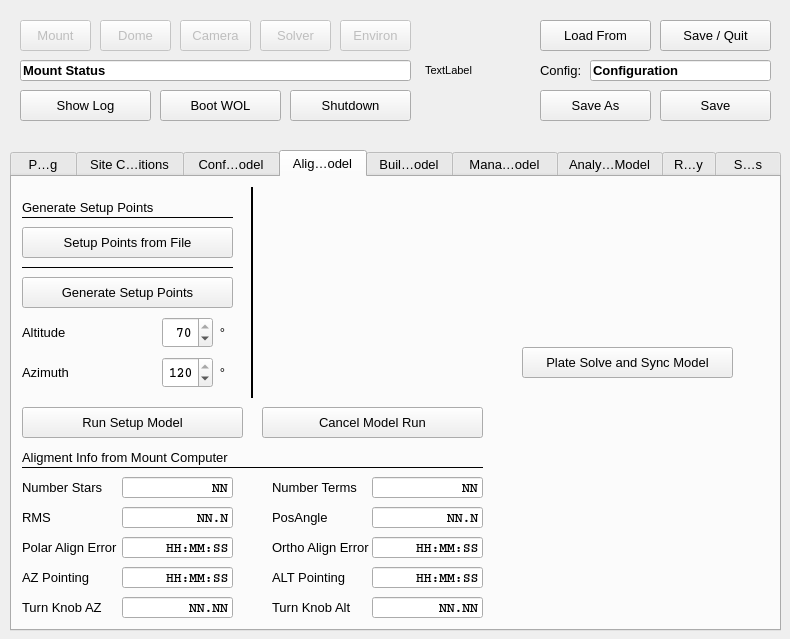
Before: the Qt Designer form mountwizzard/gui/wizzard_main_ui.ui in sayitfast/MountWizzard3, drawn with Qt 5.
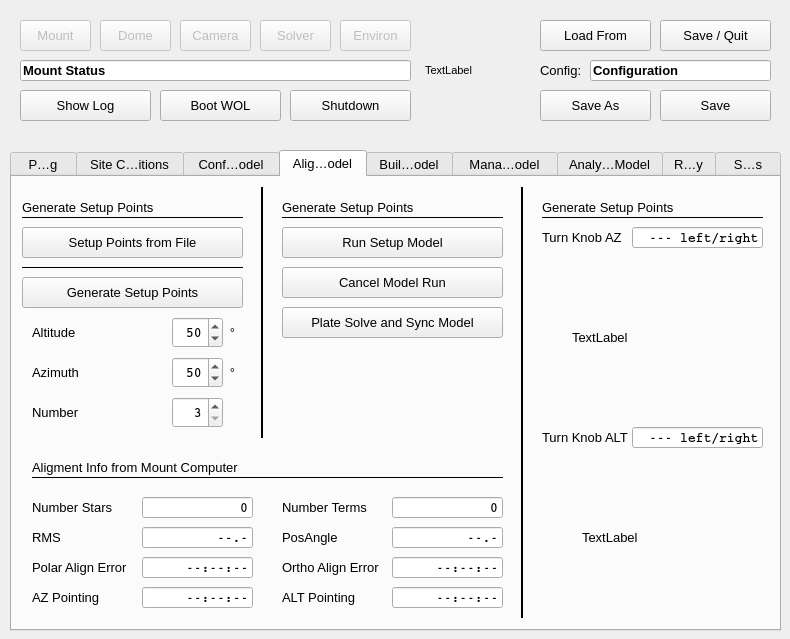
After: the same form once the commit is applied. The open tabs and pages were chosen to show the change. Custom widgets are drawn as their Qt base class.

Commit message: updated save the actual tab index

The edit to the form file:
```diff
--- a/mountwizzard/gui/wizzard_main_ui.ui
+++ b/mountwizzard/gui/wizzard_main_ui.ui
@@ -5014,7 +5014,7 @@
     <widget class="QLabel" name="label_109">
      <property name="geometry">
       <rect>
-       <x>200</x>
+       <x>210</x>
        <y>140</y>
        <width>21</width>
        <height>31</height>
@@ -5056,7 +5056,7 @@
     <widget class="QLabel" name="label_171">
      <property name="geometry">
       <rect>
-       <x>10</x>
+       <x>20</x>
        <y>180</y>
        <width>51</width>
        <height>31</height>
@@ -5074,7 +5074,7 @@
     <widget class="QLabel" name="label_170">
      <property name="geometry">
       <rect>
-       <x>10</x>
+       <x>20</x>
        <y>140</y>
        <width>51</width>
        <height>31</height>
@@ -5094,7 +5094,7 @@
       <rect>
        <x>10</x>
        <y>90</y>
-       <width>211</width>
+       <width>221</width>
        <height>1</height>
       </rect>
      </property>
@@ -5108,7 +5108,7 @@
     <widget class="QDoubleSpinBox" name="azimuthBase">
      <property name="geometry">
       <rect>
-       <x>150</x>
+       <x>160</x>
        <y>180</y>
        <width>51</width>
        <height>31</height>
@@ -5134,14 +5134,14 @@
       <double>1.000000000000000</double>
      </property>
      <property name="value">
-      <double>120.000000000000000</double>
+      <double>50.000000000000000</double>
      </property>
     </widget>
     <widget class="QPushButton" name="btn_runBaseModel">
      <property name="geometry">
       <rect>
-       <x>10</x>
-       <y>230</y>
+       <x>270</x>
+       <y>50</y>
        <width>221</width>
        <height>31</height>
       </rect>
@@ -5158,7 +5158,7 @@
       <rect>
        <x>10</x>
        <y>40</y>
-       <width>211</width>
+       <width>221</width>
        <height>1</height>
       </rect>
      </property>
@@ -5172,7 +5172,7 @@
     <widget class="QLabel" name="label_110">
      <property name="geometry">
       <rect>
-       <x>200</x>
+       <x>210</x>
        <y>180</y>
        <width>21</width>
        <height>31</height>
@@ -5198,7 +5198,7 @@
       <rect>
        <x>10</x>
        <y>100</y>
-       <width>211</width>
+       <width>221</width>
        <height>31</height>
       </rect>
      </property>
@@ -5212,7 +5212,7 @@
     <widget class="QDoubleSpinBox" name="altitudeBase">
      <property name="geometry">
       <rect>
-       <x>150</x>
+       <x>160</x>
        <y>140</y>
        <width>51</width>
        <height>31</height>
@@ -5242,7 +5242,7 @@
       <double>1.000000000000000</double>
      </property>
      <property name="value">
-      <double>70.000000000000000</double>
+      <double>50.000000000000000</double>
      </property>
     </widget>
     <widget class="QPushButton" name="btn_loadBasePoints">
@@ -5250,7 +5250,7 @@
       <rect>
        <x>10</x>
        <y>50</y>
-       <width>211</width>
+       <width>221</width>
        <height>31</height>
       </rect>
      </property>
@@ -5264,8 +5264,8 @@
     <widget class="QPushButton" name="btn_cancelModel1">
      <property name="geometry">
       <rect>
-       <x>250</x>
-       <y>230</y>
+       <x>270</x>
+       <y>90</y>
        <width>221</width>
        <height>31</height>
       </rect>
@@ -5283,8 +5283,8 @@
     <widget class="QLabel" name="label">
      <property name="geometry">
       <rect>
-       <x>10</x>
-       <y>300</y>
+       <x>20</x>
+       <y>320</y>
        <width>101</width>
        <height>21</height>
       </rect>
@@ -5301,8 +5301,8 @@
     <widget class="QLineEdit" name="le_alignErrorAz">
      <property name="geometry">
       <rect>
-       <x>110</x>
-       <y>390</y>
+       <x>130</x>
+       <y>410</y>
        <width>111</width>
        <height>21</height>
       </rect>
@@ -5331,7 +5331,7 @@
       <enum>Qt::RightToLeft</enum>
      </property>
      <property name="text">
-      <string>HH:MM:SS</string>
+      <string>--:--:--</string>
      </property>
      <property name="alignment">
       <set>Qt::AlignRight|Qt::AlignTrailing|Qt::AlignVCenter</set>
@@ -5343,8 +5343,8 @@
     <widget class="QLineEdit" name="le_alignErrorPosAngle">
      <property name="geometry">
       <rect>
-       <x>360</x>
-       <y>330</y>
+       <x>380</x>
+       <y>350</y>
        <width>111</width>
        <height>21</height>
       </rect>
@@ -5373,7 +5373,7 @@
       <enum>Qt::RightToLeft</enum>
      </property>
      <property name="text">
-      <string>NN.N</string>
+      <string>--.-</string>
      </property>
      <property name="alignment">
       <set>Qt::AlignRight|Qt::AlignTrailing|Qt::AlignVCenter</set>
@@ -5385,9 +5385,9 @@
     <widget class="QLineEdit" name="le_alignKnobTurnAz">
      <property name="geometry">
       <rect>
-       <x>110</x>
-       <y>420</y>
-       <width>111</width>
+       <x>620</x>
+       <y>50</y>
+       <width>131</width>
        <height>21</height>
       </rect>
      </property>
@@ -5415,7 +5415,7 @@
       <enum>Qt::RightToLeft</enum>
      </property>
      <property name="text">
-      <string>NN.NN</string>
+      <string>--- left/right</string>
      </property>
      <property name="alignment">
       <set>Qt::AlignRight|Qt::AlignTrailing|Qt::AlignVCenter</set>
@@ -5427,8 +5427,8 @@
     <widget class="QLineEdit" name="le_alignErrorPolar">
      <property name="geometry">
       <rect>
-       <x>110</x>
-       <y>360</y>
+       <x>130</x>
+       <y>380</y>
        <width>111</width>
        <height>21</height>
       </rect>
@@ -5457,7 +5457,7 @@
       <enum>Qt::RightToLeft</enum>
      </property>
      <property name="text">
-      <string>HH:MM:SS</string>
+      <string>--:--:--</string>
      </property>
      <property name="alignment">
       <set>Qt::AlignRight|Qt::AlignTrailing|Qt::AlignVCenter</set>
@@ -5469,8 +5469,8 @@
     <widget class="QLabel" name="label_14">
      <property name="geometry">
       <rect>
-       <x>10</x>
-       <y>330</y>
+       <x>20</x>
+       <y>350</y>
        <width>91</width>
        <height>21</height>
       </rect>
@@ -5487,8 +5487,8 @@
     <widget class="QLabel" name="label_153">
      <property name="geometry">
       <rect>
-       <x>260</x>
-       <y>360</y>
+       <x>270</x>
+       <y>380</y>
        <width>101</width>
        <height>21</height>
       </rect>
@@ -5505,8 +5505,8 @@
     <widget class="QLineEdit" name="le_alignNumberTerms">
      <property name="geometry">
       <rect>
-       <x>360</x>
-       <y>300</y>
+       <x>380</x>
+       <y>320</y>
        <width>111</width>
        <height>21</height>
       </rect>
@@ -5535,7 +5535,7 @@
       <enum>Qt::RightToLeft</enum>
      </property>
      <property name="text">
-      <string>NN</string>
+      <string>0</string>
      </property>
      <property name="alignment">
       <set>Qt::AlignRight|Qt::AlignTrailing|Qt::AlignVCenter</set>
@@ -5547,9 +5547,9 @@
     <widget class="QLineEdit" name="le_alignKnobTurnAlt">
      <property name="geometry">
       <rect>
-       <x>360</x>
-       <y>420</y>
-       <width>111</width>
+       <x>620</x>
+       <y>250</y>
+       <width>131</width>
        <height>21</height>
       </rect>
      </property>
@@ -5577,7 +5577,7 @@
       <enum>Qt::RightToLeft</enum>
      </property>
      <property name="text">
-      <string>NN.NN</string>
+      <string>--- left/right</string>
      </property>
      <property name="alignment">
       <set>Qt::AlignRight|Qt::AlignTrailing|Qt::AlignVCenter</set>
@@ -5589,8 +5589,8 @@
     <widget class="QLabel" name="label_156">
      <property name="geometry">
       <rect>
-       <x>10</x>
-       <y>420</y>
+       <x>530</x>
+       <y>50</y>
        <width>91</width>
        <height>21</height>
       </rect>
@@ -5607,8 +5607,8 @@
     <widget class="QLabel" name="label_158">
      <property name="geometry">
       <rect>
-       <x>10</x>
-       <y>390</y>
+       <x>20</x>
+       <y>410</y>
        <width>91</width>
        <height>21</height>
       </rect>
@@ -5625,8 +5625,8 @@
     <widget class="QLineEdit" name="le_alignNumberStars">
      <property name="geometry">
       <rect>
-       <x>110</x>
-       <y>300</y>
+       <x>130</x>
+       <y>320</y>
        <width>111</width>
        <height>21</height>
       </rect>
@@ -5655,7 +5655,7 @@
       <enum>Qt::RightToLeft</enum>
      </property>
      <property name="text">
-      <string>NN</string>
+      <string>0</string>
      </property>
      <property name="alignment">
       <set>Qt::AlignRight|Qt::AlignTrailing|Qt::AlignVCenter</set>
@@ -5667,8 +5667,8 @@
     <widget class="QLineEdit" name="le_alignErrorRMS">
      <property name="geometry">
       <rect>
-       <x>110</x>
-       <y>330</y>
+       <x>130</x>
+       <y>350</y>
        <width>111</width>
        <height>21</height>
       </rect>
@@ -5697,7 +5697,7 @@
       <enum>Qt::RightToLeft</enum>
      </property>
      <property name="text">
-      <string>NN.N</string>
+      <string>--.-</string>
      </property>
      <property name="alignment">
       <set>Qt::AlignRight|Qt::AlignTrailing|Qt::AlignVCenter</set>
@@ -5709,8 +5709,8 @@
     <widget class="QLabel" name="label_155">
      <property name="geometry">
       <rect>
-       <x>10</x>
-       <y>270</y>
+       <x>20</x>
+       <y>280</y>
        <width>291</width>
        <height>21</height>
       </rect>
@@ -5727,8 +5727,8 @@
     <widget class="QLineEdit" name="le_alignErrorOrtho">
      <property name="geometry">
       <rect>
-       <x>360</x>
-       <y>360</y>
+       <x>380</x>
+       <y>380</y>
        <width>111</width>
        <height>21</height>
       </rect>
@@ -5757,7 +5757,7 @@
       <enum>Qt::RightToLeft</enum>
      </property>
      <property name="text">
-      <string>HH:MM:SS</string>
+      <string>--:--:--</string>
      </property>
      <property name="alignment">
       <set>Qt::AlignRight|Qt::AlignTrailing|Qt::AlignVCenter</set>
@@ -5769,8 +5769,8 @@
     <widget class="QLabel" name="label_159">
      <property name="geometry">
       <rect>
-       <x>260</x>
-       <y>390</y>
+       <x>270</x>
+       <y>410</y>
        <width>91</width>
        <height>21</height>
       </rect>
@@ -5787,8 +5787,8 @@
     <widget class="QLabel" name="label_15">
      <property name="geometry">
       <rect>
-       <x>10</x>
-       <y>360</y>
+       <x>20</x>
+       <y>380</y>
        <width>101</width>
        <height>21</height>
       </rect>
@@ -5805,8 +5805,8 @@
     <widget class="QLineEdit" name="le_alignErrorAlt">
      <property name="geometry">
       <rect>
-       <x>360</x>
-       <y>390</y>
+       <x>380</x>
+       <y>410</y>
        <width>111</width>
        <height>21</height>
       </rect>
@@ -5835,7 +5835,7 @@
       <enum>Qt::RightToLeft</enum>
      </property>
      <property name="text">
-      <string>HH:MM:SS</string>
+      <string>--:--:--</string>
      </property>
      <property name="alignment">
       <set>Qt::AlignRight|Qt::AlignTrailing|Qt::AlignVCenter</set>
@@ -5847,8 +5847,8 @@
     <widget class="QLabel" name="label_154">
      <property name="geometry">
       <rect>
-       <x>260</x>
-       <y>300</y>
+       <x>270</x>
+       <y>320</y>
        <width>101</width>
        <height>21</height>
       </rect>
@@ -5865,8 +5865,8 @@
     <widget class="QLabel" name="label_157">
      <property name="geometry">
       <rect>
-       <x>260</x>
-       <y>420</y>
+       <x>530</x>
+       <y>250</y>
        <width>91</width>
        <height>21</height>
       </rect>
@@ -5877,15 +5877,15 @@
       </font>
      </property>
      <property name="text">
-      <string>Turn Knob Alt</string>
+      <string>Turn Knob ALT</string>
      </property>
     </widget>
     <widget class="Line" name="line_54">
      <property name="geometry">
       <rect>
-       <x>10</x>
-       <y>290</y>
-       <width>461</width>
+       <x>20</x>
+       <y>300</y>
+       <width>471</width>
        <height>1</height>
       </rect>
      </property>
@@ -5899,8 +5899,8 @@
     <widget class="QLabel" name="label_160">
      <property name="geometry">
       <rect>
-       <x>260</x>
-       <y>330</y>
+       <x>270</x>
+       <y>350</y>
        <width>71</width>
        <height>21</height>
       </rect>
@@ -5917,10 +5917,10 @@
     <widget class="Line" name="line_63">
      <property name="geometry">
       <rect>
-       <x>230</x>
+       <x>240</x>
        <y>10</y>
        <width>21</width>
-       <height>211</height>
+       <height>251</height>
       </rect>
      </property>
      <property name="styleSheet">
@@ -5939,9 +5939,9 @@
     <widget class="QPushButton" name="btn_plateSolveSync">
      <property name="geometry">
       <rect>
-       <x>510</x>
-       <y>170</y>
-       <width>211</width>
+       <x>270</x>
+       <y>130</y>
+       <width>221</width>
        <height>31</height>
       </rect>
      </property>
@@ -5952,6 +5952,175 @@
       <string>Plate Solve and Sync Model</string>
      </property>
     </widget>
+    <widget class="QLabel" name="label_206">
+     <property name="geometry">
+      <rect>
+       <x>20</x>
+       <y>220</y>
+       <width>51</width>
+       <height>31</height>
+      </rect>
+     </property>
+     <property name="font">
+      <font>
+       <pointsize>10</pointsize>
+      </font>
+     </property>
+     <property name="text">
+      <string>Number</string>
+     </property>
+    </widget>
+    <widget class="QDoubleSpinBox" name="numberBase">
+     <property name="geometry">
+      <rect>
+       <x>160</x>
+       <y>220</y>
+       <width>51</width>
+       <height>31</height>
+      </rect>
+     </property>
+     <property name="font">
+      <font>
+       <family>Courier</family>
+       <weight>75</weight>
+       <bold>true</bold>
+      </font>
+     </property>
+     <property name="alignment">
+      <set>Qt::AlignRight|Qt::AlignTrailing|Qt::AlignVCenter</set>
+     </property>
+     <property name="decimals">
+      <number>0</number>
+     </property>
+     <property name="minimum">
+      <double>3.000000000000000</double>
+     </property>
+     <property name="maximum">
+      <double>10.000000000000000</double>
+     </property>
+     <property name="singleStep">
+      <double>1.000000000000000</double>
+     </property>
+     <property name="value">
+      <double>3.000000000000000</double>
+     </property>
+    </widget>
+    <widget class="Line" name="line_64">
+     <property name="geometry">
+      <rect>
+       <x>500</x>
+       <y>10</y>
+       <width>21</width>
+       <height>431</height>
+      </rect>
+     </property>
+     <property name="styleSheet">
+      <string notr="true"/>
+     </property>
+     <property name="frameShadow">
+      <enum>QFrame::Plain</enum>
+     </property>
+     <property name="lineWidth">
+      <number>2</number>
+     </property>
+     <property name="orientation">
+      <enum>Qt::Vertical</enum>
+     </property>
+    </widget>
+    <widget class="QLabel" name="picAZ">
+     <property name="geometry">
+      <rect>
+       <x>560</x>
+       <y>80</y>
+       <width>160</width>
+       <height>160</height>
+      </rect>
+     </property>
+     <property name="text">
+      <string>TextLabel</string>
+     </property>
+    </widget>
+    <widget class="Line" name="line_62">
+     <property name="geometry">
+      <rect>
+       <x>270</x>
+       <y>40</y>
+       <width>221</width>
+       <height>1</height>
+      </rect>
+     </property>
+     <property name="frameShadow">
+      <enum>QFrame::Plain</enum>
+     </property>
+     <property name="orientation">
+      <enum>Qt::Horizontal</enum>
+     </property>
+    </widget>
+    <widget class="QLabel" name="label_145">
+     <property name="geometry">
+      <rect>
+       <x>270</x>
+       <y>20</y>
+       <width>131</width>
+       <height>21</height>
+      </rect>
+     </property>
+     <property name="font">
+      <font>
+       <pointsize>10</pointsize>
+      </font>
+     </property>
+     <property name="text">
+      <string>Generate Setup Points</string>
+     </property>
+    </widget>
+    <widget class="Line" name="line_65">
+     <property name="geometry">
+      <rect>
+       <x>530</x>
+       <y>40</y>
+       <width>221</width>
+       <height>1</height>
+      </rect>
+     </property>
+     <property name="frameShadow">
+      <enum>QFrame::Plain</enum>
+     </property>
+     <property name="orientation">
+      <enum>Qt::Horizontal</enum>
+     </property>
+    </widget>
+    <widget class="QLabel" name="label_207">
+     <property name="geometry">
+      <rect>
+       <x>530</x>
+       <y>20</y>
+       <width>131</width>
+       <height>21</height>
+      </rect>
+     </property>
+     <property name="font">
+      <font>
+       <pointsize>10</pointsize>
+      </font>
+     </property>
+     <property name="text">
+      <string>Generate Setup Points</string>
+     </property>
+    </widget>
+    <widget class="QLabel" name="picALT">
+     <property name="geometry">
+      <rect>
+       <x>570</x>
+       <y>280</y>
+       <width>160</width>
+       <height>160</height>
+      </rect>
+     </property>
+     <property name="text">
+      <string>TextLabel</string>
+     </property>
+    </widget>
     <zorder>line_54</zorder>
     <zorder>line_27</zorder>
     <zorder>line_35</zorder>
```
Left out of the diff: 3882 changed lines with no effect on the pictures. The commit also changes 2 other files.
